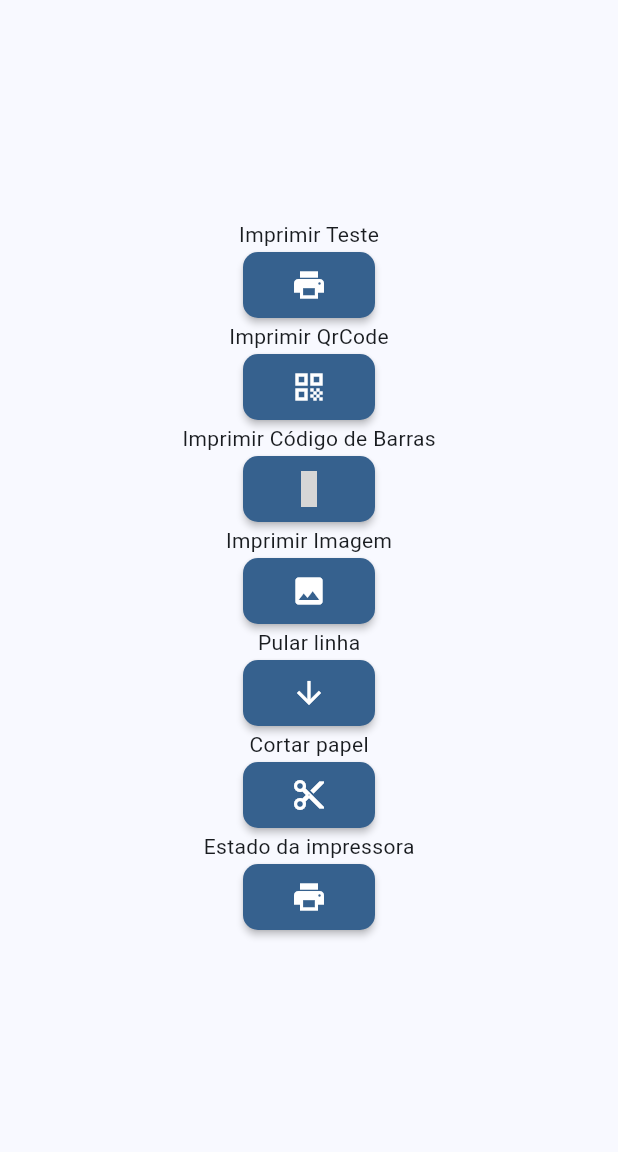
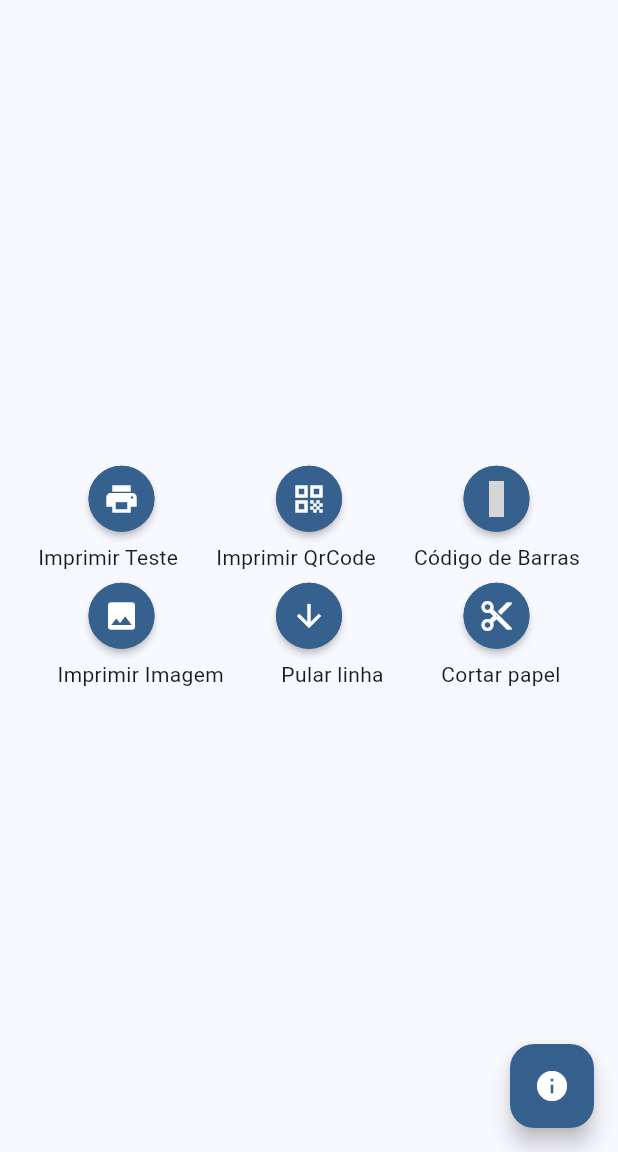
Before and after one commit to lnsiqueira/sunmiprinter, a Flutter app: the screen it shows after launch, on a phone screen of 412 x 824 dp, the part 84-1236 px from its top. Run offline on Flutter 3.47's test engine with Material 3 defaults, Android fonts, the phone set to English and light mode, and no system bars; our stand-ins replace flutter_material_design_icons, fluttertoast; grey boxes are pictures that could not be loaded.

Commit message:
:lipstick: feat: try apply material design

```diff
--- a/lib/screens/home_screen.dart
+++ b/lib/screens/home_screen.dart
@@ -125,6 +125,33 @@ class _MyHomePageState extends State<MyHomePage> {
       await sunmiPrinterPlugin.lineWrap(1);
     }
 
+    final List<List<Widget>> widgetGroup = [
+      [
+        Button(
+          onPressed: onClickButtonImprimirTeste,
+          icon: Icon(Icons.print),
+        ),
+        Button(
+            onPressed: onClickButtonImprimirQrCode, icon: Icon(Icons.qr_code)),
+        Button(
+            onPressed: onClickButtonImprimirCodigoDeBarras,
+            icon: Icon(MdiIcons.barcode)),
+      ],
+      [
+        Text("Imprimir Teste"),
+        Text("Imprimir QrCode"),
+        Text("Código de Barras"),
+      ],
+      [
+        Button(onPressed: onClickButtonImprimirImagem, icon: Icon(Icons.image)),
+        Button(
+            onPressed: onClickButtonPularLinha,
+            icon: Icon(Icons.arrow_downward)),
+        Button(onPressed: onClickButtonCortarPapel, icon: Icon(Icons.cut)),
+      ],
+      [Text("Imprimir Imagem"), Text("Pular linha"), Text("Cortar papel")],
+    ];
+
     return Scaffold(
         appBar: AppBar(
           backgroundColor: Theme.of(context).colorScheme.inversePrimary,
@@ -133,41 +160,18 @@ class _MyHomePageState extends State<MyHomePage> {
         body: Center(
             child: Column(
                 mainAxisAlignment: MainAxisAlignment.center,
-          children: <Widget>[
-            Text("Imprimir Teste"),
-            Button(
-              onPressed: onClickButtonImprimirTeste,
-              icon: Icon(Icons.print),
+                spacing: 5,
+                children: widgetGroup.map((row) {
+                  return Row(
+                    mainAxisAlignment: MainAxisAlignment.spaceEvenly,
+                    children: row,
+                  );
+                }).toList()) // This trailing comma makes auto-formatting nicer for build methods.
             ),
-            Text("Imprimir QrCode"),
-            Button(
-                onPressed: onClickButtonImprimirQrCode,
-                icon: Icon(Icons.qr_code)),
-            Text("Imprimir Código de Barras"),
-            Button(
-                onPressed: onClickButtonImprimirCodigoDeBarras,
-                icon: Icon(MdiIcons.barcode)),
-            Text("Imprimir Imagem"),
-            Button(
-                onPressed: onClickButtonImprimirImagem,
-                icon: Icon(Icons.image)),
-            Text("Pular linha"),
-            Button(
-                onPressed: onClickButtonPularLinha,
-                icon: Icon(Icons.arrow_downward)),
-            Text("Cortar papel"),
-            Button(
-                onPressed: onClickButtonCortarPapel,
-                icon: Icon(Icons.cut)),
-
-
-            Text("Estado da impressora"),
-            Button(
+        floatingActionButton: FloatingActionButton(
+          backgroundColor: Theme.of(context).colorScheme.primary,
           onPressed: onClickButtonEstadoImpressora,
-                icon: Icon(Icons.print)),
-          ],
-        ),
-      ), // This trailing comma makes auto-formatting nicer for build methods.
-    );
+          child: Icon(Icons.info, color: Theme.of(context).colorScheme.onPrimary),
+        ));
   }
 }
--- a/lib/widgets/button.dart
+++ b/lib/widgets/button.dart
@@ -21,9 +21,14 @@ class  Button extends StatelessWidget {
           .colorScheme
           .onPrimary,
       padding: EdgeInsets.symmetric(vertical: 10.0, horizontal: 15.0),
-
-      shape: RoundedRectangleBorder(
-        borderRadius: BorderRadius.circular(10.0),
+      shape: CircleBorder(
+        side: BorderSide(
+          color: Theme
+              .of(context)
+              .colorScheme
+              .primary,
+          width: 5.0,
+        ),
       ),
       child: Column(
         mainAxisAlignment: MainAxisAlignment.center,
```
Lines whose indentation alone changed are shown as unchanged.
